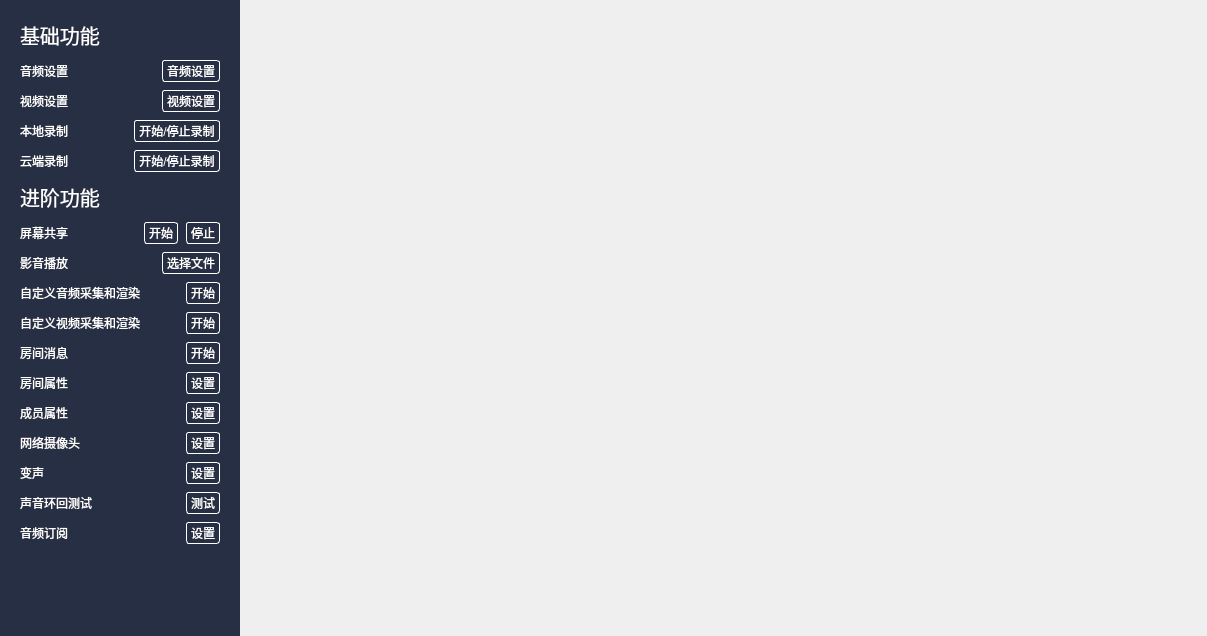
Qt form Linux/src/maindialog.ui (cloudroomSDK/API-Demo) before a commit.
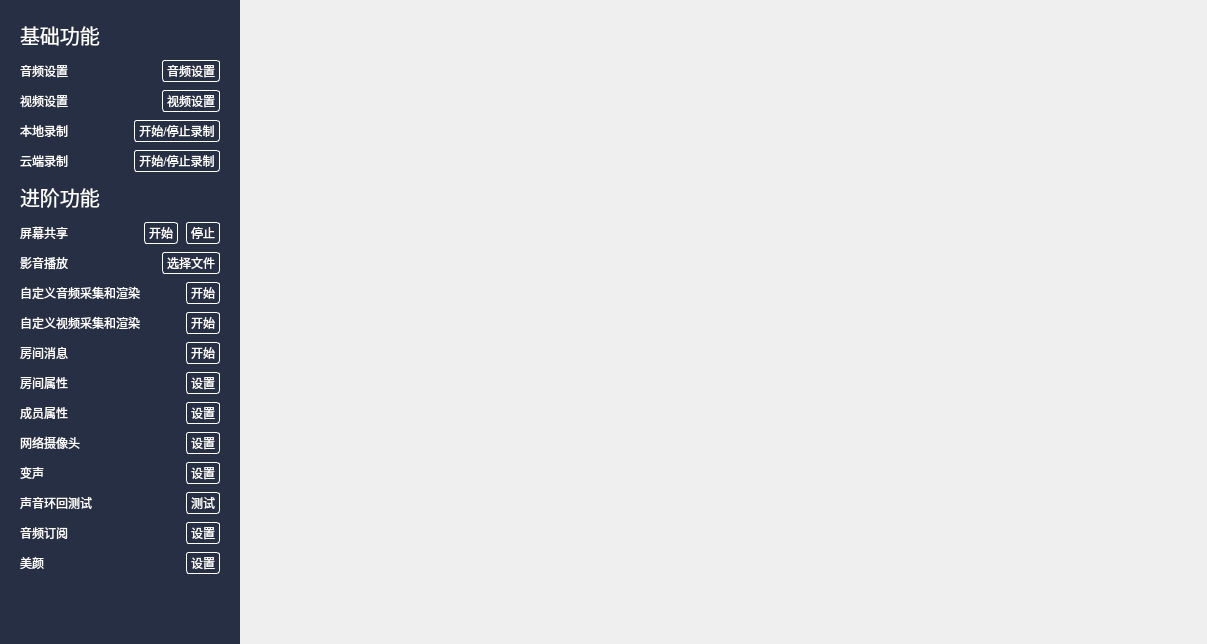
The same form after that commit.

Patch:
```diff
--- a/Linux/src/maindialog.ui
+++ b/Linux/src/maindialog.ui
@@ -670,6 +670,36 @@
            </item>
           </layout>
          </item>
+         <item>
+          <layout class="QHBoxLayout" name="horizontalLayout_22">
+           <item>
+            <widget class="QLabel" name="label_20">
+             <property name="sizePolicy">
+              <sizepolicy hsizetype="Expanding" vsizetype="Preferred">
+               <horstretch>0</horstretch>
+               <verstretch>0</verstretch>
+              </sizepolicy>
+             </property>
+             <property name="text">
+              <string>美颜</string>
+             </property>
+            </widget>
+           </item>
+           <item>
+            <widget class="QPushButton" name="btnBeauty">
+             <property name="sizePolicy">
+              <sizepolicy hsizetype="Preferred" vsizetype="Preferred">
+               <horstretch>0</horstretch>
+               <verstretch>0</verstretch>
+              </sizepolicy>
+             </property>
+             <property name="text">
+              <string>设置</string>
+             </property>
+            </widget>
+           </item>
+          </layout>
+         </item>
         </layout>
        </widget>
       </item>
```
